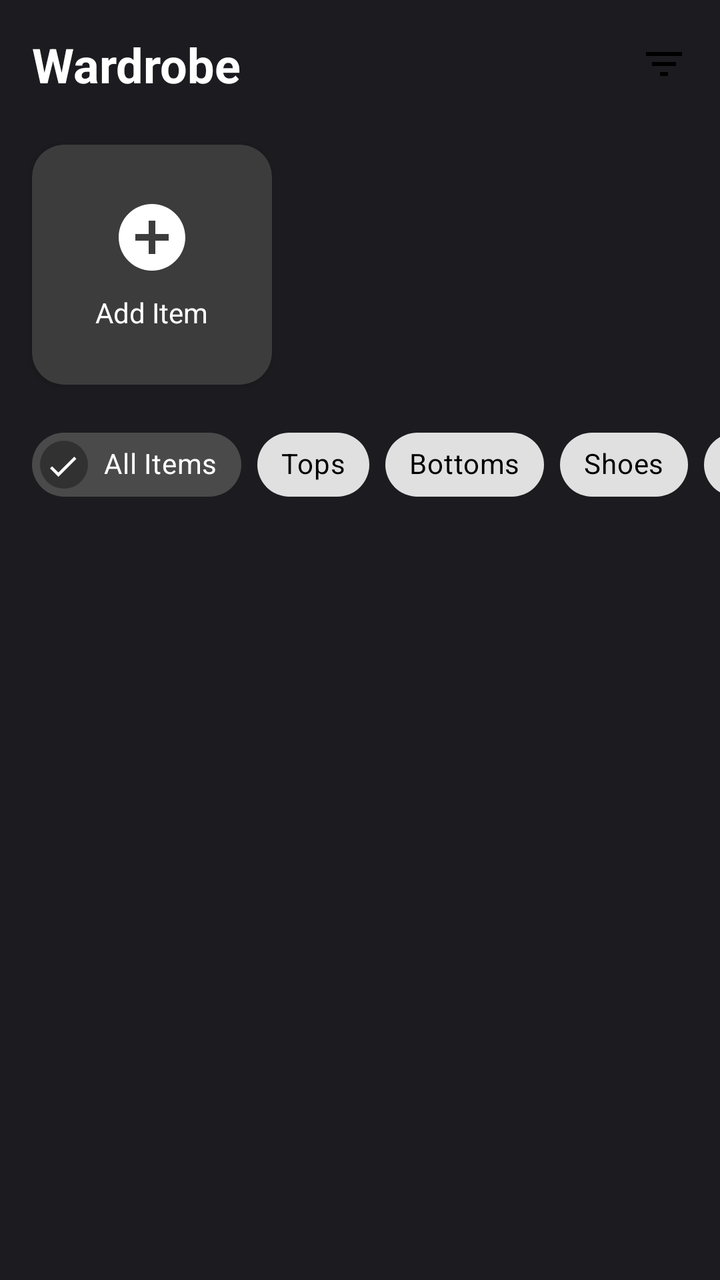
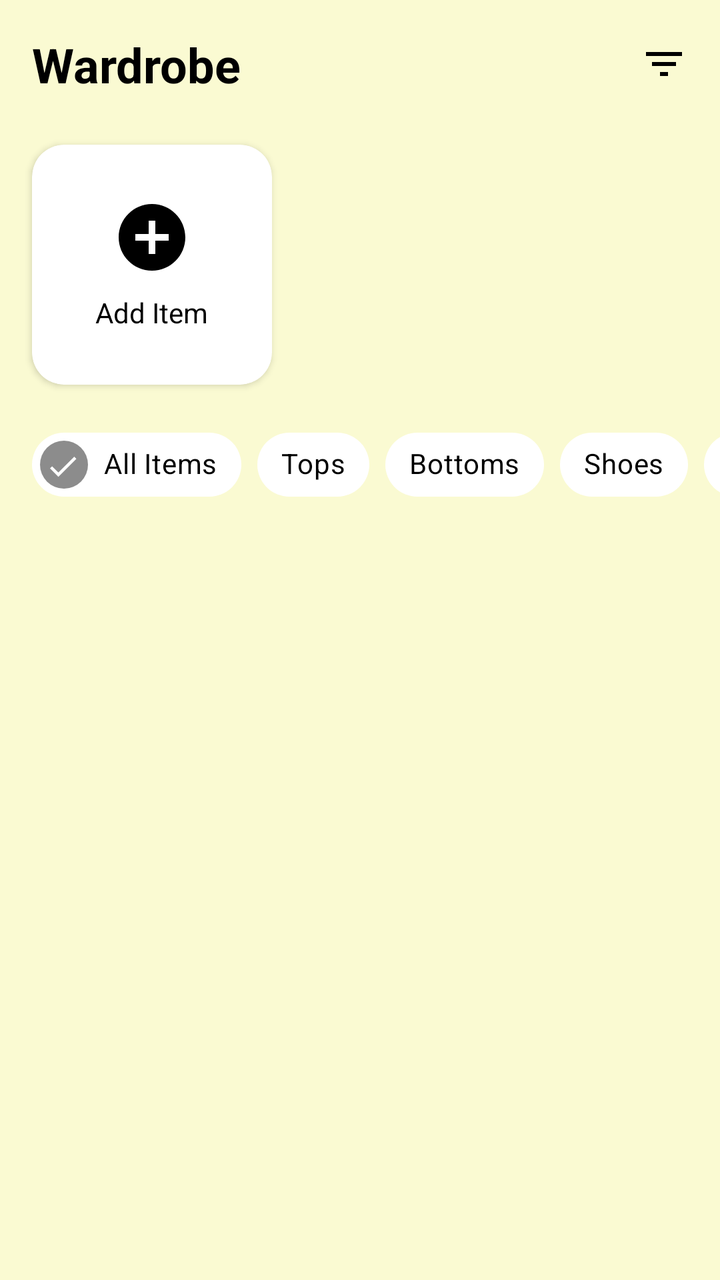

Screens rendered from an Android XML layout before and after an edit, with the pre-edit source and the edit as a unified diff.
<!-- AndroidManifest.xml: application theme Theme.WardrobeDigital -->
<!-- res/layout/fragment_wardrobe.xml -->
<?xml version="1.0" encoding="utf-8"?>
<LinearLayout xmlns:android="http://schemas.android.com/apk/res/android"
    xmlns:app="http://schemas.android.com/apk/res-auto"
    xmlns:tools="http://schemas.android.com/tools"
    android:layout_width="match_parent"
    android:layout_height="match_parent"
    android:orientation="vertical"
    android:background="#1C1B1F"
    tools:context=".ui.wardrobe.WardrobeFragment">

    
    <RelativeLayout
        android:layout_width="match_parent"
        android:layout_height="wrap_content"
        android:padding="16dp">

        <TextView
            android:layout_width="wrap_content"
            android:layout_height="wrap_content"
            android:text="Wardrobe"
            android:textColor="@android:color/white"
            android:textSize="24sp"
            android:textStyle="bold"
            android:layout_centerVertical="true"
            android:layout_alignParentStart="true"/>

        <ImageView
            android:layout_width="24dp"
            android:layout_height="24dp"
            android:src="@drawable/ic_filter"
            android:layout_alignParentEnd="true"
            android:layout_centerVertical="true"/>
    </RelativeLayout>

    
    <androidx.cardview.widget.CardView
        android:id="@+id/card_add_item"
        android:layout_width="120dp"
        android:layout_height="120dp"
        android:layout_gravity="start"
        android:layout_marginStart="16dp"
        android:layout_marginTop="8dp"
        android:clickable="true"
        android:focusable="true"
        android:foreground="?android:attr/selectableItemBackground"
        app:cardCornerRadius="16dp"
        app:cardBackgroundColor="#3C3C3C">

        <LinearLayout
            android:layout_width="match_parent"
            android:layout_height="match_parent"
            android:gravity="center"
            android:orientation="vertical">

            <ImageView
                android:layout_width="40dp"
                android:layout_height="40dp"
                android:src="@drawable/ic_add_circle"
                app:tint="@color/white" />

            <TextView
                android:layout_width="wrap_content"
                android:layout_height="wrap_content"
                android:layout_marginTop="8dp"
                android:text="Add Item"
                android:textColor="@android:color/white" />
        </LinearLayout>
    </androidx.cardview.widget.CardView>

    
    <HorizontalScrollView
        android:layout_width="match_parent"
        android:layout_height="wrap_content"
        android:scrollbars="none">

        <com.google.android.material.chip.ChipGroup
            android:layout_width="wrap_content"
            android:layout_height="wrap_content"
            android:paddingStart="16dp"
            android:paddingEnd="16dp"
            android:layout_marginTop="16dp"
            app:singleLine="true"
            app:singleSelection="true">

            <com.google.android.material.chip.Chip
                android:id="@+id/chip_all"
                style="@style/Widget.MaterialComponents.Chip.Filter"
                android:layout_width="wrap_content"
                android:layout_height="wrap_content"
                android:text="All Items"
                android:checkable="true"
                android:checked="true"/>

            <com.google.android.material.chip.Chip
                android:id="@+id/chip_tops"
                style="@style/Widget.MaterialComponents.Chip.Filter"
                android:layout_width="wrap_content"
                android:layout_height="wrap_content"
                android:text="Tops"
                android:checkable="true"/>

            <com.google.android.material.chip.Chip
                android:id="@+id/chip_bottoms"
                style="@style/Widget.MaterialComponents.Chip.Filter"
                android:layout_width="wrap_content"
                android:layout_height="wrap_content"
                android:text="Bottoms"
                android:checkable="true"/>

            <com.google.android.material.chip.Chip
                android:id="@+id/chip_shoes"
                style="@style/Widget.MaterialComponents.Chip.Filter"
                android:layout_width="wrap_content"
                android:layout_height="wrap_content"
                android:text="Shoes"
                android:checkable="true"/>

            <com.google.android.material.chip.Chip
                android:id="@+id/chip_more"
                style="@style/Widget.MaterialComponents.Chip.Filter"
                android:layout_width="wrap_content"
                android:layout_height="wrap_content"
                android:text="More"
                android:checkable="true"/>

        </com.google.android.material.chip.ChipGroup>
    </HorizontalScrollView>

    
    <androidx.recyclerview.widget.RecyclerView
        android:id="@+id/rv_wardrobe_items"
        android:layout_width="match_parent"
        android:layout_height="0dp"
        android:layout_weight="1"
        android:layout_marginTop="8dp"
        android:padding="8dp"
        android:clipToPadding="false"
        tools:listitem="@layout/item_wardrobe" />

</LinearLayout>
<!-- res/layout/item_wardrobe.xml (included above) -->
<?xml version="1.0" encoding="utf-8"?>
<com.google.android.material.card.MaterialCardView xmlns:android="http://schemas.android.com/apk/res/android"
    xmlns:app="http://schemas.android.com/apk/res-auto"
    android:layout_width="match_parent"
    android:layout_height="180dp"
    android:layout_margin="4dp"
    android:clickable="true"
    android:focusable="true"
    android:foreground="?android:attr/selectableItemBackground"
    app:cardCornerRadius="16dp"
    app:cardElevation="4dp">

    <FrameLayout
        android:layout_width="match_parent"
        android:layout_height="match_parent">

        
        <ImageView
            android:id="@+id/iv_wardrobe_item"
            android:layout_width="match_parent"
            android:layout_height="match_parent"
            android:scaleType="centerCrop"
            android:contentDescription="Wardrobe Item"
            android:background="#3C3C3C"/>

        
        <TextView
            android:id="@+id/tv_category_label"
            android:layout_width="wrap_content"
            android:layout_height="wrap_content"
            android:layout_gravity="top|start"
            android:layout_margin="8dp"
            android:background="#66000000"
            android:paddingStart="8dp"
            android:paddingTop="4dp"
            android:paddingEnd="8dp"
            android:paddingBottom="4dp"
            android:text="Category"
            android:textColor="@android:color/white"
            android:textSize="12sp" />

    </FrameLayout>

</com.google.android.material.card.MaterialCardView>
<!-- resources referenced by this layout -->
<resources>
  <color name="white">#FFFFFFFF</color>
  <!-- drawable ic_add_circle (drawable) -->
  <vector xmlns:android="http://schemas.android.com/apk/res/android"
      android:width="24dp"
      android:height="24dp"
      android:viewportWidth="24"
      android:viewportHeight="24">
      <path
          android:fillColor="#FFFFFF"
          android:pathData="M12,2C6.48,2 2,6.48 2,12s4.48,10 10,10 10,-4.48 10,-10S17.52,2 12,2zM17,13h-4v4h-2v-4H7v-2h4V7h2v4h4v2z" />
  </vector>
  <!-- drawable ic_filter (drawable) -->
  <vector xmlns:android="http://schemas.android.com/apk/res/android"
      android:width="24dp"
      android:height="24dp"
      android:viewportWidth="24"
      android:viewportHeight="24">
      <path
          android:fillColor="#000000"
          android:pathData="M10,18h4v-2h-4v2zM3,6v2h18V6H3zm3,7h12v-2H6v2z" />
  </vector>
  <style name="Widget.MaterialComponents.Chip.Filter" parent="Widget.MaterialComponents.Chip.Action">
          <item name="chipBackgroundColor">@color/chip_background_color</item>
          <item name="android:textColor">@color/light_blue_chip</item>
      </style>
  <style name="Theme.WardrobeDigital" parent="Base.Theme.WardrobeDigital" />
  <style name="Base.Theme.WardrobeDigital" parent="Theme.Material3.DayNight">
          
          
      </style>
</resources>

<!-- the commit's change to res/layout/fragment_wardrobe.xml (unified diff, before → after) -->
@@ -5,7 +5,7 @@
     android:layout_width="match_parent"
     android:layout_height="match_parent"
     android:orientation="vertical"
-    android:background="#1C1B1F"
+    android:background="@color/colorAppBackground"
     tools:context=".ui.wardrobe.WardrobeFragment">
 
     
@@ -18,7 +18,7 @@
             android:layout_width="wrap_content"
             android:layout_height="wrap_content"
             android:text="Wardrobe"
-            android:textColor="@android:color/white"
+            android:textColor="@color/colorTextPrimary"
             android:textSize="24sp"
             android:textStyle="bold"
             android:layout_centerVertical="true"
@@ -28,6 +28,7 @@
             android:layout_width="24dp"
             android:layout_height="24dp"
             android:src="@drawable/ic_filter"
+            app:tint="@color/colorTextPrimary"
             android:layout_alignParentEnd="true"
             android:layout_centerVertical="true"/>
     </RelativeLayout>
@@ -44,7 +45,7 @@
         android:focusable="true"
         android:foreground="?android:attr/selectableItemBackground"
         app:cardCornerRadius="16dp"
-        app:cardBackgroundColor="#3C3C3C">
+        app:cardBackgroundColor="@color/colorCard">
 
         <LinearLayout
             android:layout_width="match_parent"
@@ -56,14 +57,14 @@
                 android:layout_width="40dp"
                 android:layout_height="40dp"
                 android:src="@drawable/ic_add_circle"
-                app:tint="@color/white" />
+                app:tint="@color/colorTextPrimary" />
 
             <TextView
                 android:layout_width="wrap_content"
                 android:layout_height="wrap_content"
                 android:layout_marginTop="8dp"
                 android:text="Add Item"
-                android:textColor="@android:color/white" />
+                android:textColor="@color/colorTextPrimary" />
         </LinearLayout>
     </androidx.cardview.widget.CardView>
 
@@ -148,6 +149,7 @@
     android:clickable="true"
     android:focusable="true"
     android:foreground="?android:attr/selectableItemBackground"
+    app:cardBackgroundColor="@color/colorCard"
     app:cardCornerRadius="16dp"
     app:cardElevation="4dp">
 
@@ -161,8 +163,7 @@
             android:layout_width="match_parent"
             android:layout_height="match_parent"
             android:scaleType="centerCrop"
-            android:contentDescription="Wardrobe Item"
-            android:background="#3C3C3C"/>
+            android:contentDescription="Wardrobe Item"/>
 
         
         <TextView
@@ -171,13 +172,13 @@
             android:layout_height="wrap_content"
             android:layout_gravity="top|start"
             android:layout_margin="8dp"
-            android:background="#66000000"
+            android:background="@color/colorImageScrim"
             android:paddingStart="8dp"
             android:paddingTop="4dp"
             android:paddingEnd="8dp"
             android:paddingBottom="4dp"
             android:text="Category"
-            android:textColor="@android:color/white"
+            android:textColor="@color/colorTextOnImage"
             android:textSize="12sp" />
 
     </FrameLayout>
<!-- resource entries referenced after the edit -->
@@ -1,6 +1,10 @@
 <!-- resources referenced by this layout -->
 <resources>
-  <color name="white">#FFFFFFFF</color>
+  <color name="colorAppBackground">#FAFAD2</color>
+  <color name="colorCard">#FFFFFF</color>
+  <color name="colorImageScrim">#B3FFFFFF</color>
+  <color name="colorTextOnImage">#000000</color>
+  <color name="colorTextPrimary">#000000</color>
   <!-- drawable ic_add_circle (drawable) -->
   <vector xmlns:android="http://schemas.android.com/apk/res/android"
       android:width="24dp"
@@ -22,12 +26,13 @@
           android:pathData="M10,18h4v-2h-4v2zM3,6v2h18V6H3zm3,7h12v-2H6v2z" />
   </vector>
   <style name="Widget.MaterialComponents.Chip.Filter" parent="Widget.MaterialComponents.Chip.Action">
-          <item name="chipBackgroundColor">@color/chip_background_color</item>
-          <item name="android:textColor">@color/light_blue_chip</item>
+          <item name="chipBackgroundColor">@color/colorCard</item>
+          <item name="android:textColor">@color/colorTextPrimary</item>
       </style>
   <style name="Theme.WardrobeDigital" parent="Base.Theme.WardrobeDigital" />
-  <style name="Base.Theme.WardrobeDigital" parent="Theme.Material3.DayNight">
+  <style name="Base.Theme.WardrobeDigital" parent="Theme.Material3.DayNight.NoActionBar">
           
+          <item name="android:windowBackground">@color/colorAppBackground</item>
           
       </style>
 </resources>
